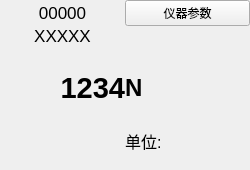
The window that qtApp/facpanel.ui (aa123Eason/workcode) describes before a commit, drawn with Qt 5.
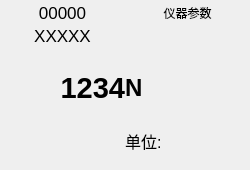
The same window after the commit.

The edit to the form file:
```diff
--- a/qtApp/facpanel.ui
+++ b/qtApp/facpanel.ui
@@ -54,9 +54,36 @@
          <verstretch>0</verstretch>
         </sizepolicy>
        </property>
+       <property name="styleSheet">
+        <string notr="true">QPushButton
+{
+	background-color: rgb(255, 255, 255);
+	color: rgb(0, 0, 0);
+	
+	font: 75 12pt &quot;微软雅黑&quot;;
+
+	
+}
+
+QPushButton:hover
+{
+	
+	background-color: rgb(0, 0, 127);
+	color: rgb(0, 0, 0);
+}</string>
+       </property>
        <property name="text">
         <string>仪器参数</string>
        </property>
+       <property name="autoDefault">
+        <bool>false</bool>
+       </property>
+       <property name="default">
+        <bool>true</bool>
+       </property>
+       <property name="flat">
+        <bool>true</bool>
+       </property>
       </widget>
      </item>
      <item row="1" column="0">
```
